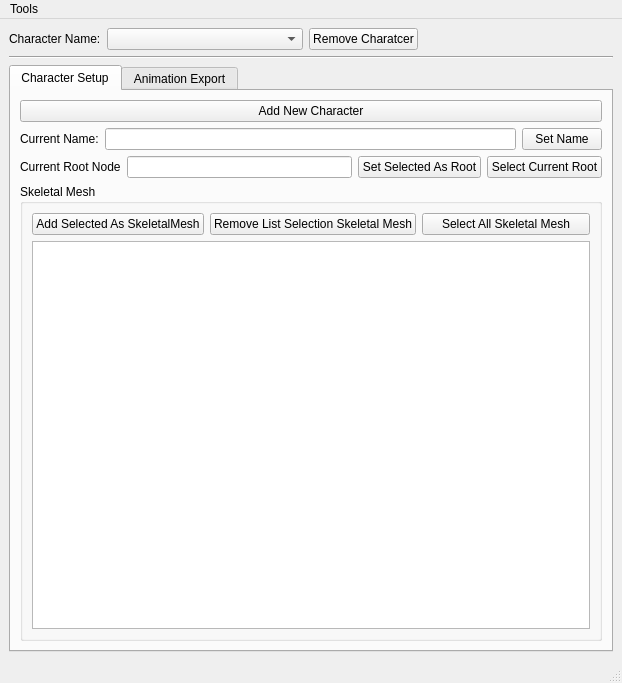
This is resources/ui/main_window_ui.ui in sbourgoing/maya_game_fbx_exporter as Qt 5 draws it before an edit. The edited form follows.
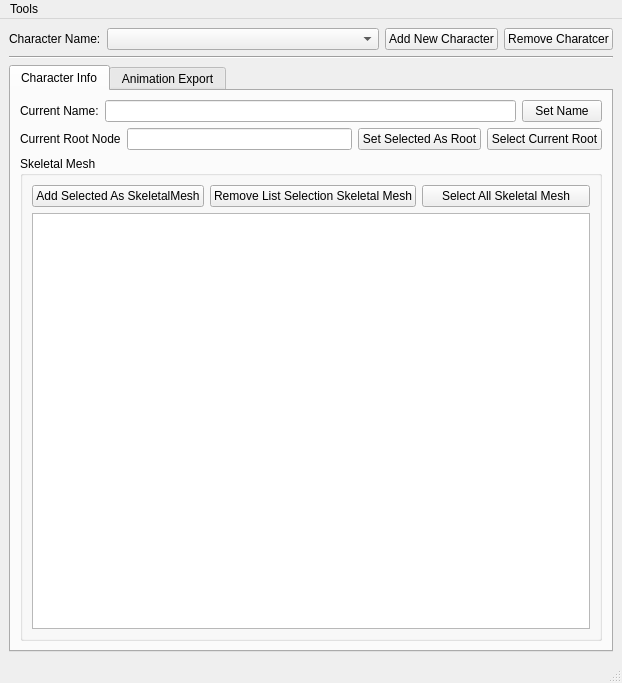
This is the edited form.

Patch:
```diff
--- a/resources/ui/main_window_ui.ui
+++ b/resources/ui/main_window_ui.ui
@@ -49,6 +49,13 @@
         </property>
        </widget>
       </item>
+      <item>
+       <widget class="QPushButton" name="btn_add_new_char">
+        <property name="text">
+         <string>Add New Character</string>
+        </property>
+       </widget>
+      </item>
       <item>
        <widget class="QPushButton" name="btn_remove_char">
         <property name="text">
@@ -56,22 +63,6 @@
         </property>
        </widget>
       </item>
-      <item>
-       <spacer name="horizontalSpacer_3">
-        <property name="orientation">
-         <enum>Qt::Horizontal</enum>
-        </property>
-        <property name="sizeType">
-         <enum>QSizePolicy::MinimumExpanding</enum>
-        </property>
-        <property name="sizeHint" stdset="0">
-         <size>
-          <width>40</width>
-          <height>20</height>
-         </size>
-        </property>
-       </spacer>
-      </item>
      </layout>
     </item>
     <item>
@@ -94,16 +85,9 @@
       </property>
       <widget class="QWidget" name="tab_char">
        <attribute name="title">
-        <string>Character Setup</string>
+        <string>Character Info</string>
        </attribute>
        <layout class="QVBoxLayout" name="verticalLayout_13">
-        <item>
-         <widget class="QPushButton" name="btn_add_new_char">
-          <property name="text">
-           <string>Add New Character</string>
-          </property>
-         </widget>
-        </item>
         <item>
          <layout class="QHBoxLayout" name="horizontalLayout_7">
           <item>
```
